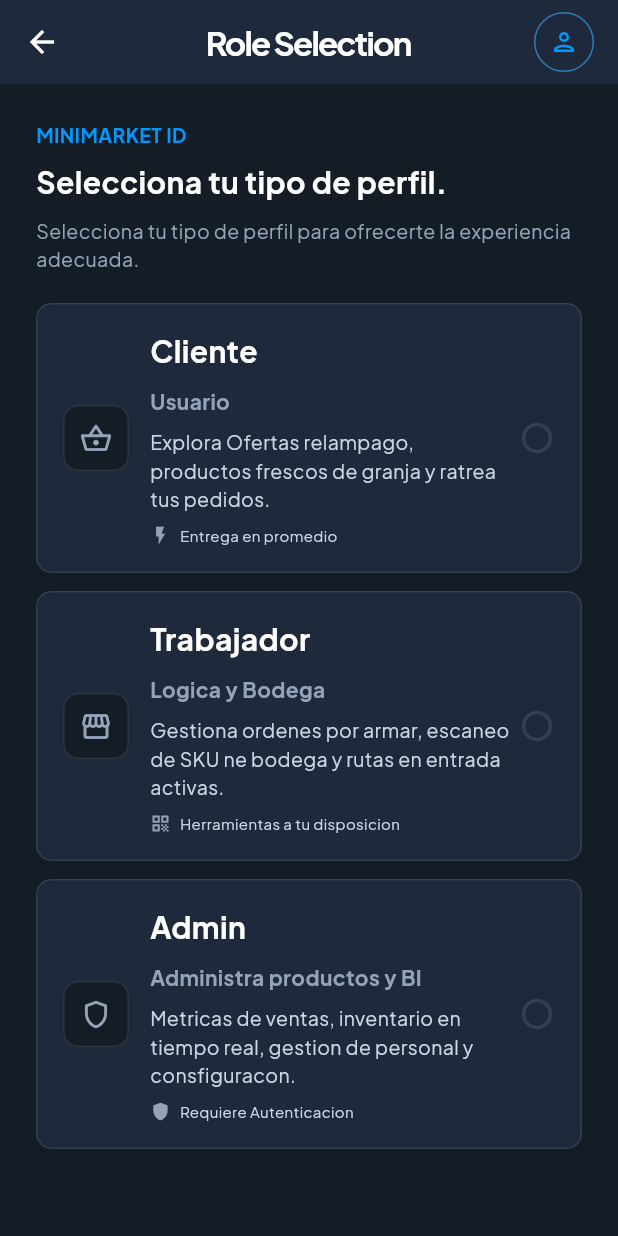
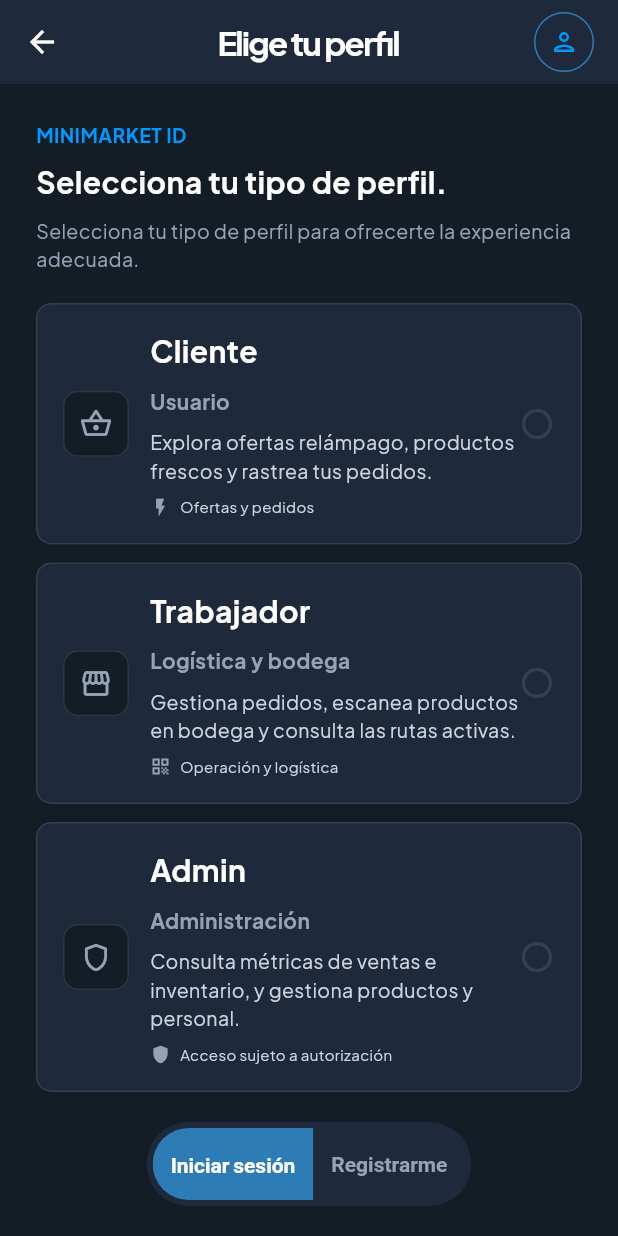
Before and after one commit to SamueloyOR/Minimarket-App, a Flutter app: the CreateUserScreen screen opened directly, on a phone screen of 412 x 824 dp. Run offline on Flutter 3.47's test engine with Material 3 defaults, Android fonts, the phone set to English and light mode, and no system bars; our stand-ins replace google_fonts.

Commit message:
Se agrega el create user screen completa y lista para añadir las nuevas funciones

```diff
--- a/lib/Screens/auth/create_user_screen.dart
+++ b/lib/Screens/auth/create_user_screen.dart
@@ -11,13 +11,20 @@ class CreateUserScreen extends StatefulWidget {
 class _CreateUserScreenState extends State<CreateUserScreen> {
   String? _selectedProfile;
 
+  final List<bool> _isSelected = [true, false];
+
   @override
   Widget build(BuildContext context) {
+    final isLoginMode = _isSelected[0];
+    final actionLabel = _selectedProfile == null
+        ? 'Selecciona un perfil'
+        : '${isLoginMode ? 'Iniciar sesión' : 'Crear cuenta'} como $_selectedProfile';
+
     return Scaffold(
       backgroundColor: AppColors.background,
       appBar: AppBar(
         title: const Text(
-          'Role Selection',
+          'Elige tu perfil',
           style: TextStyle(letterSpacing: -1.2, fontWeight: FontWeight.bold),
         ),
         backgroundColor: AppColors.cardBg,
@@ -42,7 +49,7 @@ class _CreateUserScreenState extends State<CreateUserScreen> {
           ),
         ],
       ),
-      body: Padding(
+      body: SingleChildScrollView(
         padding: const EdgeInsets.all(24),
         child: Column(
           crossAxisAlignment: CrossAxisAlignment.start,
@@ -72,30 +79,106 @@ class _CreateUserScreenState extends State<CreateUserScreen> {
             const SizedBox(height: 20),
             _profileOption(
               profile: 'Cliente',
-              profileDescription: "Usuario",
-              description: 'Explora Ofertas relampago, productos frescos de granja y ratrea tus pedidos.',
+              profileDescription: 'Usuario',
+              description: 'Explora ofertas relámpago, productos frescos y rastrea tus pedidos.',
               icon: Icons.shopping_basket_outlined,
-              footerbar: "Entrega en promedio",
+              footerbar: 'Ofertas y pedidos',
               iconFooter: Icons.flash_on_outlined,
             ),
             const SizedBox(height: 12),
             _profileOption(
               profile: 'Trabajador',
-              profileDescription: 'Logica y Bodega',
-              description: 'Gestiona ordenes por armar, escaneo de SKU ne bodega y rutas en entrada activas.',
+              profileDescription: 'Logística y bodega',
+              description: 'Gestiona pedidos, escanea productos en bodega y consulta las rutas activas.',
               icon: Icons.storefront_outlined,
-              footerbar: "Herramientas a tu disposicion",
-              iconFooter: Icons.qr_code_outlined
+              footerbar: 'Operación y logística',
+              iconFooter: Icons.qr_code_outlined,
             ),
             const SizedBox(height: 12),
             _profileOption(
-              profile: "Admin",
-              profileDescription: "Administra productos y BI",
-              description: "Metricas de ventas, inventario en tiempo real, gestion de personal y consfiguracon.",
+              profile: 'Admin',
+              profileDescription: 'Administración',
+              description: 'Consulta métricas de ventas e inventario, y gestiona productos y personal.',
               icon: Icons.shield_outlined,
-              footerbar: 'Requiere Autenticacion',
-              iconFooter: Icons.shield_sharp
-            )
+              footerbar: 'Acceso sujeto a autorización',
+              iconFooter: Icons.shield_sharp,
+            ),
+
+            const SizedBox(height: 20),
+
+            Center(
+              child: Container(
+                padding: const EdgeInsets.all(4),
+                decoration: BoxDecoration(
+                  color: AppColors.inputBg,
+                  borderRadius: BorderRadius.circular(50),
+              ),
+              child: ToggleButtons(
+                isSelected: _isSelected,
+                onPressed: (index) {
+                  setState(() {
+                    for (int i = 0; i < _isSelected.length; i++) {
+                      _isSelected[i] = i == index;
+                    }
+                  });
+                },
+                borderRadius: BorderRadius.circular(50),
+                renderBorder: false,
+                selectedColor: AppColors.textPrimary,
+                fillColor: AppColors.primary,
+                color: AppColors.textMuted,
+                textStyle: const TextStyle(fontWeight: FontWeight.w600),
+                children: const [
+                  Padding(
+                    padding: EdgeInsets.symmetric(horizontal: 12, vertical: 12),
+                    child: Text('Iniciar sesión'),
+                  ),
+                  Padding(
+                    padding: EdgeInsets.symmetric(horizontal: 12, vertical: 12),
+                    child: Text('Registrarme'),
+                  ),
+                ],
+              ),
+            ),
+          ),
+
+            const SizedBox(height: 20),
+
+            SizedBox(
+              width: double.infinity,
+              child: ElevatedButton.icon(
+                icon: const Icon(Icons.arrow_forward),
+                iconAlignment: IconAlignment.end,
+                style: ElevatedButton.styleFrom(
+                  padding: const EdgeInsets.symmetric(
+                    horizontal: 20,
+                    vertical: 16,
+                  ),
+                  backgroundColor: AppColors.primary,
+                  foregroundColor: AppColors.textPrimary,
+                  disabledBackgroundColor: AppColors.border,
+                  shape: RoundedRectangleBorder(
+                    borderRadius: BorderRadius.circular(10),
+                  ),
+                ),
+                onPressed: _selectedProfile == null
+                    ? null
+                    : () {
+                        ScaffoldMessenger.of(context).showSnackBar(
+                          SnackBar(
+                            content: Text('$actionLabel todavía no está conectado.'),
+                          ),
+                        );
+                      },
+                label: Text(
+                  actionLabel,
+                  style: const TextStyle(
+                    fontSize: 18,
+                    fontWeight: FontWeight.bold,
+                  ),
+                ),
+              ),
+            ),
           ],
         ),
       ),
@@ -108,19 +191,19 @@ class _CreateUserScreenState extends State<CreateUserScreen> {
     required String description,
     required IconData icon,
     required IconData iconFooter,
-    required String footerbar
+    required String footerbar,
   }) {
     final isSelected = _selectedProfile == profile;
     final cardShape = RoundedRectangleBorder(
       borderRadius: BorderRadius.circular(10),
       side: BorderSide(
         color: isSelected ? AppColors.primaryLight : AppColors.border,
-        width: isSelected ? 1 : 1,
+        width: isSelected ? 1.5 : 1,
       ),
     );
 
     return Card(
-      color: isSelected ? AppColors.inputBg : AppColors.inputBg,
+      color: AppColors.inputBg,
       elevation: isSelected ? 5 : 1,
       shadowColor: AppColors.shadow,
       margin: EdgeInsets.zero,
@@ -157,11 +240,17 @@ class _CreateUserScreenState extends State<CreateUserScreen> {
                   Container(
                     padding: const EdgeInsets.all(10),
                     decoration: BoxDecoration(
-                      color: isSelected ? AppColors.background : AppColors.background,
+                      color: AppColors.background,
                       borderRadius: BorderRadius.circular(10),
                       border: Border.all(color: AppColors.border),
                     ),
-                    child: Icon(icon, size: 22, color: isSelected ? AppColors.primaryLight : AppColors.textMuted ),
+                    child: Icon(
+                      icon,
+                      size: 22,
+                      color: isSelected
+                          ? AppColors.primaryLight
+                          : AppColors.textMuted,
+                    ),
                   ),
                   const SizedBox(width: 14),
                   Expanded(
@@ -180,9 +269,11 @@ class _CreateUserScreenState extends State<CreateUserScreen> {
                         Text(
                           profileDescription,
                           style: TextStyle(
-                            color: isSelected ? AppColors.primaryLight : AppColors.textMuted,
+                            color: isSelected
+                                ? AppColors.primaryLight
+                                : AppColors.textMuted,
                             fontSize: 14,
-                            fontWeight: FontWeight.bold
+                            fontWeight: FontWeight.bold,
                           ),
                         ),
                         const SizedBox(height: 8),
@@ -199,7 +290,9 @@ class _CreateUserScreenState extends State<CreateUserScreen> {
                             Icon(
                               iconFooter,
                               size: 14,
-                              color: isSelected ? AppColors.primaryLight : AppColors.textMuted,
+                              color: isSelected
+                                  ? AppColors.primaryLight
+                                  : AppColors.textMuted,
                             ),
                             const SizedBox(width: 6),
                             Expanded(
@@ -212,8 +305,7 @@ class _CreateUserScreenState extends State<CreateUserScreen> {
                               ),
                             ),
                           ],
-                        )
-
+                        ),
                       ],
                     ),
                   ),
```
Also changed, not shown: image.png (deleted), 1 other file.
